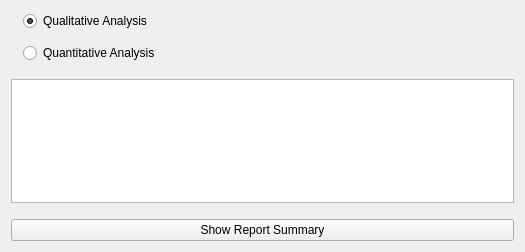
Before: the Qt Designer form Resources/UI/qSlicerLongPETCTAnalysisSettingsWidget.ui in paulcm/LongitudinalPETCT, drawn with Qt 5.
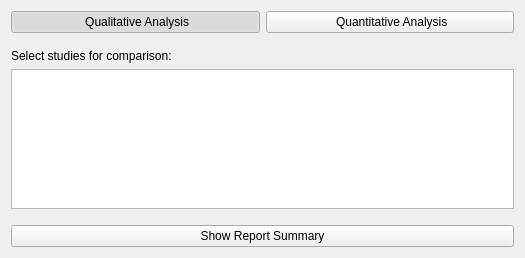
After: the same form once the commit is applied. Icons and pictures are not drawn.

Commit message: ENH: Updated AnalysisSettings() widget

```diff
--- a/Resources/UI/qSlicerLongPETCTAnalysisSettingsWidget.ui
+++ b/Resources/UI/qSlicerLongPETCTAnalysisSettingsWidget.ui
@@ -7,7 +7,7 @@
     <x>0</x>
     <y>0</y>
     <width>525</width>
-    <height>252</height>
+    <height>258</height>
    </rect>
   </property>
   <property name="windowTitle">
@@ -18,30 +18,77 @@
     <number>16</number>
    </property>
    <item>
-    <layout class="QVBoxLayout" name="verticalLayout_2">
+    <layout class="QHBoxLayout" name="horizontalLayout">
      <property name="spacing">
-      <number>12</number>
-     </property>
-     <property name="leftMargin">
-      <number>12</number>
+      <number>6</number>
      </property>
      <item>
-      <widget class="QRadioButton" name="RadioButtonQualitative">
+      <widget class="QPushButton" name="ButtonQualitativeAnalysis">
+       <property name="sizePolicy">
+        <sizepolicy hsizetype="Expanding" vsizetype="Fixed">
+         <horstretch>0</horstretch>
+         <verstretch>0</verstretch>
+        </sizepolicy>
+       </property>
+       <property name="toolTip">
+        <string>Click here for Qualitative Analysis</string>
+       </property>
        <property name="text">
-        <string>Qualitative Analysis</string>
+        <string> Qualitative Analysis</string>
+       </property>
+       <property name="icon">
+        <iconset resource="../qSlicerLongPETCTModule.qrc">
+         <normaloff>:/Icons/qual_icon.png</normaloff>:/Icons/qual_icon.png</iconset>
+       </property>
+       <property name="iconSize">
+        <size>
+         <width>24</width>
+         <height>24</height>
+        </size>
+       </property>
+       <property name="checkable">
+        <bool>true</bool>
        </property>
        <property name="checked">
         <bool>true</bool>
        </property>
+       <property name="flat">
+        <bool>false</bool>
+       </property>
        <attribute name="buttonGroup">
         <string>ButtonGroupAnalysisType</string>
        </attribute>
       </widget>
      </item>
      <item>
-      <widget class="QRadioButton" name="RadioButtonQuantitative">
+      <widget class="QPushButton" name="ButtonQuantitativeAnalysis">
+       <property name="sizePolicy">
+        <sizepolicy hsizetype="Expanding" vsizetype="Fixed">
+         <horstretch>0</horstretch>
+         <verstretch>0</verstretch>
+        </sizepolicy>
+       </property>
+       <property name="toolTip">
+        <string>Click here for Quantitative Analysis</string>
+       </property>
        <property name="text">
-        <string>Quantitative Analysis</string>
+        <string> Quantitative Analysis</string>
+       </property>
+       <property name="icon">
+        <iconset resource="../qSlicerLongPETCTModule.qrc">
+         <normaloff>:/Icons/LongPETCT.png</normaloff>:/Icons/LongPETCT.png</iconset>
+       </property>
+       <property name="iconSize">
+        <size>
+         <width>24</width>
+         <height>24</height>
+        </size>
+       </property>
+       <property name="checkable">
+        <bool>true</bool>
+       </property>
+       <property name="flat">
+        <bool>false</bool>
        </property>
        <attribute name="buttonGroup">
         <string>ButtonGroupAnalysisType</string>
@@ -51,14 +98,31 @@
     </layout>
    </item>
    <item>
-    <widget class="QListWidget" name="ListSelectedObjects">
-     <property name="sizePolicy">
-      <sizepolicy hsizetype="Expanding" vsizetype="Preferred">
-       <horstretch>0</horstretch>
-       <verstretch>0</verstretch>
-      </sizepolicy>
+    <layout class="QVBoxLayout" name="verticalLayout_2">
+     <property name="spacing">
+      <number>6</number>
      </property>
-    </widget>
+     <item>
+      <widget class="QLabel" name="label">
+       <property name="text">
+        <string>Select studies for comparison:</string>
+       </property>
+      </widget>
+     </item>
+     <item>
+      <widget class="QListWidget" name="ListSelectedObjects">
+       <property name="sizePolicy">
+        <sizepolicy hsizetype="Expanding" vsizetype="Preferred">
+         <horstretch>0</horstretch>
+         <verstretch>0</verstretch>
+        </sizepolicy>
+       </property>
+       <property name="styleSheet">
+        <string notr="true">QListWidget::item { margin-bottom: 5px; color: #000;}</string>
+       </property>
+      </widget>
+     </item>
+    </layout>
    </item>
    <item>
     <widget class="QPushButton" name="ButtonShowSummary">
@@ -67,6 +131,19 @@
      </property>
     </widget>
    </item>
+   <item>
+    <spacer name="verticalSpacer">
+     <property name="orientation">
+      <enum>Qt::Vertical</enum>
+     </property>
+     <property name="sizeHint" stdset="0">
+      <size>
+       <width>20</width>
+       <height>40</height>
+      </size>
+     </property>
+    </spacer>
+   </item>
   </layout>
  </widget>
  <resources/>
```
Left out of the diff: 4 changed lines with no effect on the pictures. The commit also changes 2 other files.
